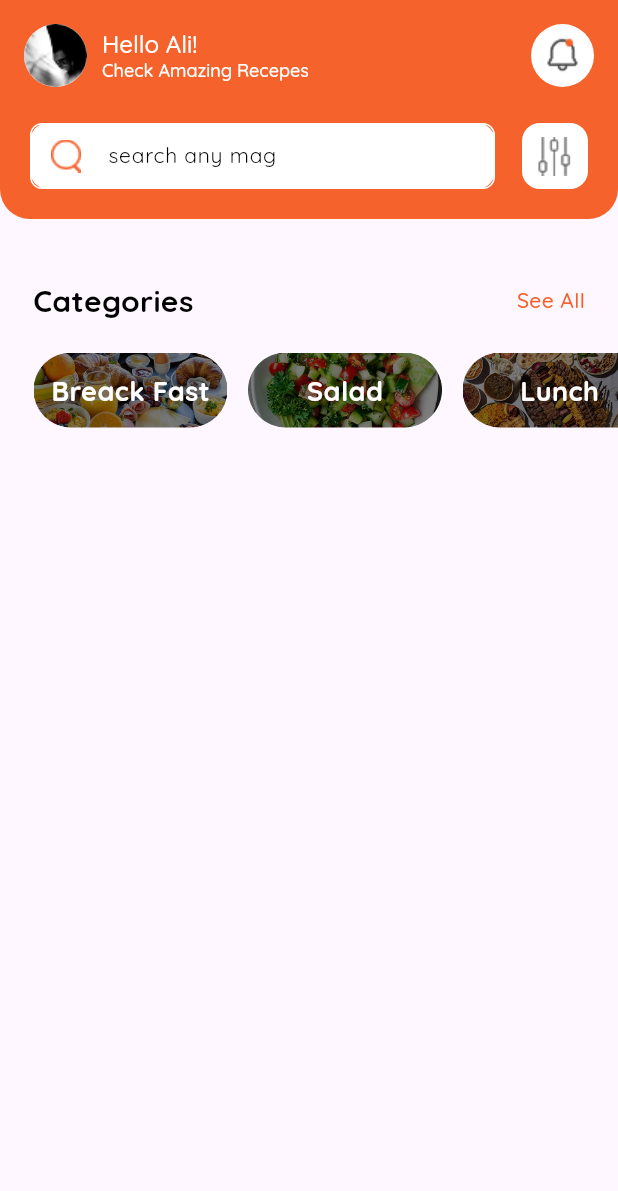
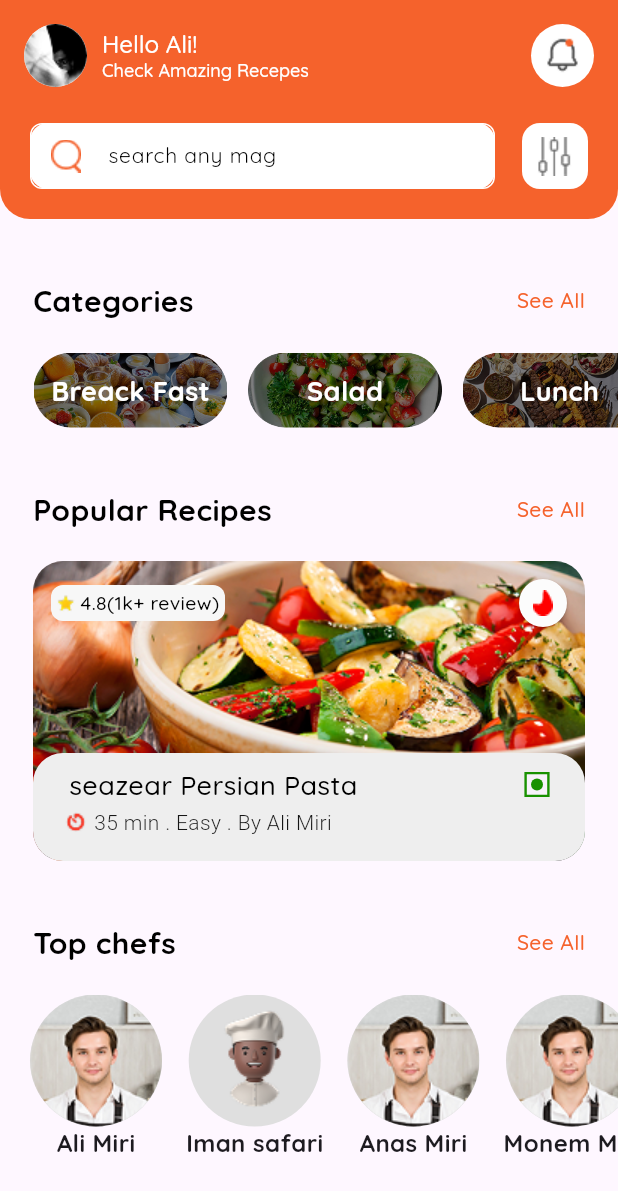
Before and after one commit to 4itsam/chef, a Flutter app: the screen it shows after launch, after a tap on "Login as a geust", on a phone screen of 412 x 824 dp. Shown: the top 1191 px of the screen. Run offline on Flutter 3.47's test engine with Material 3 defaults, Android fonts, the phone set to English and light mode, and no system bars; our stand-ins replace get, sizer.

Commit message:
finish first page

```diff
--- a/lib/Screen/home.dart
+++ b/lib/Screen/home.dart
@@ -1,47 +1,104 @@
 import 'package:flutter/material.dart';
 import 'package:login/components/appbarCard.dart';
+import 'package:login/components/bannerImage.dart';
 import 'package:login/components/categoriesWidget.dart';
 import 'package:login/gen/assets.gen.dart';
 import 'package:sizer/sizer.dart';
+import 'package:login/models/chefs.dart';
 
+List<Chefs> chefs = [];
+void getChefs() {
+  chefs = Chefs.getChefs();
+}
 
 class Home extends StatefulWidget {
-  const Home({super.key});
+  Home({super.key});
 
   @override
   State<Home> createState() => _HomeState();
 }
 
 class _HomeState extends State<Home> {
+  @override
+  @override
+  void initState() {
+    // TODO: implement initState
+    super.initState();
+    getChefs();
+  }
 
-  @override
   Widget build(BuildContext context) {
-    // TODO: implement build
     return Scaffold(
       appBar: AppbarCard(),
       body: Column(
         children: [
-          categoriesTextHeadLine(),
+          categoriesTextHeadLine("Categories"),
           Categorieswidget(),
+          categoriesTextHeadLine("Popular Recipes"),
+          BannerImage(),
+          categoriesTextHeadLine("Top chefs"),
+          Container(
+            height: Adaptive.px(114),
+            width: double.infinity,
 
+            child: ListView.separated(
+              physics: AlwaysScrollableScrollPhysics(),
+              itemCount: chefs.length,
+              scrollDirection: Axis.horizontal,
+              itemBuilder: (BuildContext context, int index) {
+                return Padding(
+                  padding:  EdgeInsets.only(left: index==0?20:0,right: index==chefs.length-1?12:0),
+                  child: Column(
+                      children: [
+                        Container(
+                          height: Adaptive.px(88),
+                          width: Adaptive.px(88),
+                          decoration: BoxDecoration(
+                            color: const Color.fromARGB(255, 223, 223, 223),
+                            shape: BoxShape.circle,
+                            image: DecorationImage(
+                              image: AssetImage(
+                                chefs[index].image == null
+                                    ? Assets.icons.emptyIcon.path
+                                    : Assets.icons.feilledProfile.path,
+                              ),
+                              fit:
+                                  chefs[index].image == null
+                                      ? BoxFit.none
+                                      : BoxFit.fill,
+                            ),
+                          ),
+                        ),
+                        Text(
+                          chefs[index].name,
+                          style: TextStyle(
+                            fontFamily: "sand",
+                            fontSize: 16,
+                            fontWeight: FontWeight.w700,
+                          ),
+                        ),
+                      ],
+                    ),
+                );
 
+              },
+              separatorBuilder: (BuildContext context, int index) {
+                return SizedBox(width: 16);
+              },
+            ),
+          ),
         ],
       ),
     );
   }
 
-  Padding categoriesTextHeadLine() {
+  Padding categoriesTextHeadLine(text) {
     return Padding(
-          padding: const EdgeInsets.only(
-            top: 40,
-            right: 22,
-            left: 22,
-            bottom: 20,
-          ),
+      padding: const EdgeInsets.only(top: 40, right: 22, left: 22, bottom: 20),
       child: Row(
         children: [
           Text(
-                "Categories",
+            text,
             style: TextStyle(
               fontFamily: "sand",
               fontSize: 20,
--- /dev/null
+++ b/lib/components/bannerImage.dart
@@ -0,0 +1,145 @@
+import 'package:flutter/material.dart';
+import 'package:login/gen/assets.gen.dart';
+import 'package:sizer/sizer.dart';
+
+class BannerImage extends StatelessWidget{
+  @override
+  Widget build(BuildContext context) {
+    // TODO: implement build
+    return Container(
+      height: Adaptive.px(200),
+      width: Adaptive.px(368),
+      decoration: BoxDecoration(
+        borderRadius: BorderRadius.circular(20),
+        image: DecorationImage(image: AssetImage(Assets.images.food.path)),
+      ),
+      child: Stack(
+        children: [
+          Padding(
+            padding: const EdgeInsets.all(8.0),
+            child: Row(
+              mainAxisAlignment: MainAxisAlignment.spaceBetween,
+              children: [RatedSection(), hotIcon()],
+            ),
+          ),
+          Positioned(
+            bottom: 0,
+            child: Container(
+              height: Adaptive.px(72),
+              width: Adaptive.px(368),
+              decoration: BoxDecoration(
+                color: const Color.fromARGB(255, 238, 238, 238),
+                backgroundBlendMode: BlendMode.srcOver,
+                borderRadius: BorderRadius.circular(20),
+              ),
+              child: Column(
+                children: [
+                  Padding(
+                    padding: const EdgeInsets.only(top: 8, right: 20, left: 24),
+                    child: Row(
+                      mainAxisAlignment: MainAxisAlignment.spaceBetween,
+                      children: [
+                        Text(
+                          "seazear Persian Pasta",
+                          style: TextStyle(
+                            fontFamily: "sand",
+                            fontWeight: FontWeight.w500,
+                            color: Colors.black,
+                            fontSize: 18,
+                          ),
+                        ),
+                        Card(
+                          elevation: 0,
+                          shape: BeveledRectangleBorder(
+                            side: BorderSide(
+                              width: 0.8,
+                              color: const Color.fromARGB(255, 24, 145, 0),
+                            ),
+                          ),
+                          child: SizedBox(
+                            height: Adaptive.px(16),
+                            width: Adaptive.px(16),
+                            child: Card(
+                              color: const Color.fromARGB(255, 24, 145, 0),
+                              elevation: 0,
+                              shape: CircleBorder(),
+                              child: SizedBox(
+                                height: Adaptive.px(6),
+                                width: Adaptive.px(6),
+                              ),
+                            ),
+                          ),
+                        ),
+                      ],
+                    ),
+                  ),
+                  Padding(
+                    padding: const EdgeInsets.only(left: 20, top: 2),
+                    child: Row(
+                      children: [
+                        Image.asset(Assets.icons.timer.path),
+                        Text(
+                          " 35 min . Easy . By Ali Miri",
+                          style: TextStyle(
+                            fontSize: 14,
+                            fontWeight: FontWeight.w300,
+                            color: const Color.fromARGB(255, 22, 22, 22),
+                          ),
+                        ),
+                      ],
+                    ),
+                  ),
+                ],
+              ),
+            ),
+          ),
+        ],
+      ),
+    );
+  }
+}
+
+
+
+
+
+
+
+  Card hotIcon() {
+    return Card(
+      color: const Color.fromARGB(255, 252, 252, 252),
+      shape: CircleBorder(),
+      child: SizedBox(
+        height: Adaptive.px(32),
+        width: Adaptive.px(32),
+        child: Image.asset(Assets.icons.fire.path),
+      ),
+    );
+  }
+
+  Card RatedSection() {
+    return Card(
+      elevation: 0,
+      color: const Color.fromARGB(255, 247, 247, 247),
+      shape: RoundedRectangleBorder(borderRadius: BorderRadius.circular(8)),
+      child: SizedBox(
+        height: Adaptive.px(24),
+        width: Adaptive.px(116),
+        child: Row(
+          mainAxisAlignment: MainAxisAlignment.spaceEvenly,
+          children: [
+            Image.asset(Assets.icons.star.path),
+            Text(
+              "4.8(1k+ review)",
+              style: TextStyle(
+                fontFamily: "sand",
+                fontSize: 13,
+                fontWeight: FontWeight.w500,
+                color: Colors.black,
+              ),
+            ),
+          ],
+        ),
+      ),
+    );
+  }
--- a/lib/gen/assets.gen.dart
+++ b/lib/gen/assets.gen.dart
@@ -11,6 +11,17 @@ import 'package:flutter/widgets.dart';
 
 class $AssetsIconsGen {
   const $AssetsIconsGen();
+
+  /// File path: assets/icons/emptyIcon.png
+  AssetGenImage get emptyIcon =>
+      const AssetGenImage('assets/icons/emptyIcon.png');
+
+  /// File path: assets/icons/feilledProfile.png
+  AssetGenImage get feilledProfile =>
+      const AssetGenImage('assets/icons/feilledProfile.png');
+
+  /// File path: assets/icons/fire.png
+  AssetGenImage get fire => const AssetGenImage('assets/icons/fire.png');
 
   /// File path: assets/icons/google.png
   AssetGenImage get google => const AssetGenImage('assets/icons/google.png');
@@ -28,8 +39,25 @@ class $AssetsIconsGen {
   AssetGenImage get settings =>
       const AssetGenImage('assets/icons/settings.png');
 
+  /// File path: assets/icons/star.png
+  AssetGenImage get star => const AssetGenImage('assets/icons/star.png');
+
+  /// File path: assets/icons/timer.png
+  AssetGenImage get timer => const AssetGenImage('assets/icons/timer.png');
+
   /// List of all assets
-  List<AssetGenImage> get values => [google, profile, ring, search, settings];
+  List<AssetGenImage> get values => [
+    emptyIcon,
+    feilledProfile,
+    fire,
+    google,
+    profile,
+    ring,
+    search,
+    settings,
+    star,
+    timer,
+  ];
 }
 
 class $AssetsImagesGen {
@@ -43,6 +71,9 @@ class $AssetsImagesGen {
   AssetGenImage get chefLogin =>
       const AssetGenImage('assets/images/chef_login.png');
 
+  /// File path: assets/images/food.png
+  AssetGenImage get food => const AssetGenImage('assets/images/food.png');
+
   /// File path: assets/images/lunch.png
   AssetGenImage get lunch => const AssetGenImage('assets/images/lunch.png');
 
@@ -50,7 +81,7 @@ class $AssetsImagesGen {
   AssetGenImage get salad => const AssetGenImage('assets/images/salad.png');
 
   /// List of all assets
-  List<AssetGenImage> get values => [breakfast, chefLogin, lunch, salad];
+  List<AssetGenImage> get values => [breakfast, chefLogin, food, lunch, salad];
 }
 
 class Assets {
--- /dev/null
+++ b/lib/models/chefs.dart
@@ -0,0 +1,24 @@
+import 'package:login/gen/assets.gen.dart';
+
+class Chefs {
+  String name;
+  String? image;
+
+  Chefs({required this.name, this.image});
+
+  static List<Chefs> getChefs() {
+    List<Chefs> chefs = [];
+
+    chefs.add(Chefs(name: "Ali Miri", image: Assets.icons.feilledProfile.path));
+
+    chefs.add(Chefs(name: "Iman safari"));
+
+        chefs.add(Chefs(name: "Anas Miri", image: Assets.icons.feilledProfile.path));
+
+            chefs.add(Chefs(name: "Monem Miri", image: Assets.icons.feilledProfile.path));
+
+
+    chefs.add(Chefs(name: "sasan ghaderi"));
+    return chefs;
+  }
+}
```
Also changed, not shown: assets/icons/emptyIcon.png (added), assets/icons/feilledProfile.png (added), assets/icons/fire.png (added), assets/icons/star.png (added), assets/icons/timer.png (added), assets/images/food.png (added). Lines whose indentation alone changed are shown as unchanged.
